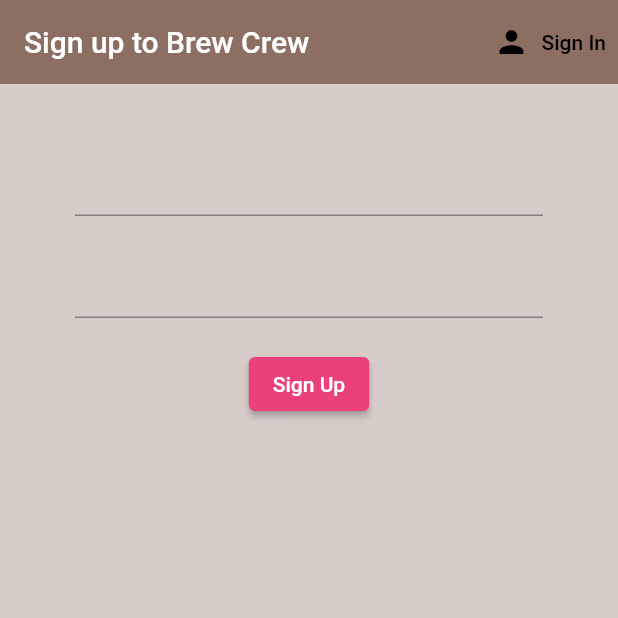
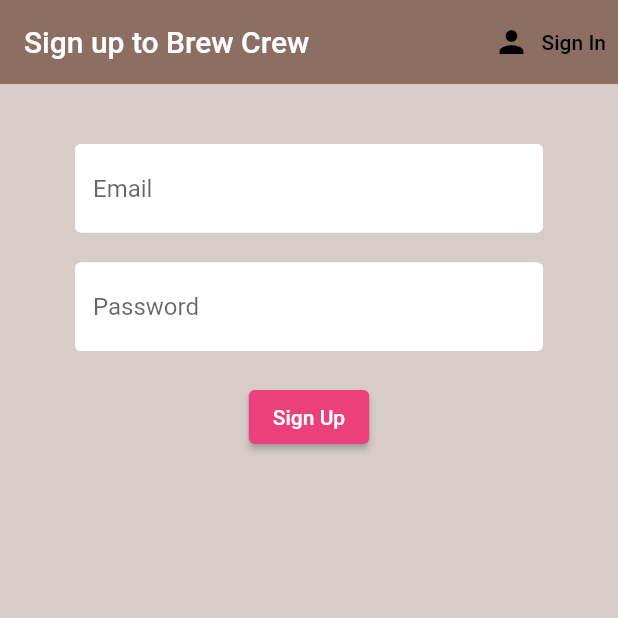
Before and after one commit to skeptickal/BrewCrew, a Flutter app: the screen it shows after launch, after a tap on "Sign In", after a tap on "Sign Up", on a phone screen of 412 x 824 dp, the top half of it. Run offline on Flutter 3.47's test engine with Material 2 defaults, Android fonts, the phone set to English and light mode, and no system bars; our stand-ins replace firebase_auth, firebase_core, flutter_spinkit; accounts and stored records are empty.

Commit message:
added loading screen

```diff
--- a/brew_crew/lib/screens/authenticate/register.dart
+++ b/brew_crew/lib/screens/authenticate/register.dart
@@ -1,4 +1,6 @@
 import 'package:brew_crew/services/auth.dart';
+import 'package:brew_crew/shared/constants.dart';
+import 'package:brew_crew/shared/loading.dart';
 import 'package:flutter/material.dart';
 
 class Register extends StatefulWidget {
@@ -13,6 +15,7 @@ class Register extends StatefulWidget {
 class _RegisterState extends State<Register> {
   final AuthService _auth = AuthService();
   final _formKey = GlobalKey<FormState>();
+  bool loading = false;
 
   //text field state
   String email = '';
@@ -21,7 +24,9 @@ class _RegisterState extends State<Register> {
 
   @override
   Widget build(BuildContext context) {
-    return Scaffold(
+    return loading
+        ? Loading()
+        : Scaffold(
             backgroundColor: Colors.brown[100],
             appBar: AppBar(
               backgroundColor: Colors.brown[400],
@@ -53,7 +58,10 @@ class _RegisterState extends State<Register> {
                   child: Column(children: [
                     const SizedBox(height: 20),
                     TextFormField(
-                validator: (value) => value!.isEmpty ? 'Enter an email' : null,
+                      validator: (value) =>
+                          value!.isEmpty ? 'Enter an email' : null,
+                      decoration:
+                          textInputDecoration.copyWith(hintText: 'Email'),
                       onChanged: (value) {
                         setState(() {
                           email = value;
@@ -62,6 +70,8 @@ class _RegisterState extends State<Register> {
                     ),
                     const SizedBox(height: 20),
                     TextFormField(
+                      decoration:
+                          textInputDecoration.copyWith(hintText: 'Password'),
                       obscureText: true,
                       validator: (value) => value!.length < 6
                           ? 'Enter a password 6+ characters long'
@@ -74,14 +84,18 @@ class _RegisterState extends State<Register> {
                     ),
                     const SizedBox(height: 20),
                     ElevatedButton(
-                style:
-                    ElevatedButton.styleFrom(backgroundColor: Colors.pink[400]),
+                      style: ElevatedButton.styleFrom(
+                          backgroundColor: Colors.pink[400]),
                       onPressed: () async {
                         if (_formKey.currentState!.validate()) {
-                    dynamic result = await _auth.registerWithEmailAndPassword(
-                        email, password);
+                          setState(() {
+                            loading = true;
+                          });
+                          dynamic result = await _auth
+                              .registerWithEmailAndPassword(email, password);
                           if (result == null) {
                             setState(() {
+                              loading = false;
                               error = 'please supply a valid email';
                             });
                           }
@@ -93,7 +107,9 @@ class _RegisterState extends State<Register> {
                       ),
                     ),
                     const SizedBox(height: 20),
-              Text(error, style: const TextStyle(color: Colors.red, fontSize: 14.0))
+                    Text(error,
+                        style:
+                            const TextStyle(color: Colors.red, fontSize: 14.0))
                   ]),
                 )),
           );
--- a/brew_crew/lib/screens/authenticate/sign_in.dart
+++ b/brew_crew/lib/screens/authenticate/sign_in.dart
@@ -1,6 +1,8 @@
 // ignore_for_file: avoid_print
 
 import 'package:brew_crew/services/auth.dart';
+import 'package:brew_crew/shared/constants.dart';
+import 'package:brew_crew/shared/loading.dart';
 import 'package:flutter/material.dart';
 
 class SignIn extends StatefulWidget {
@@ -15,6 +17,7 @@ class SignIn extends StatefulWidget {
 class _SignInState extends State<SignIn> {
   final AuthService _auth = AuthService();
   final _formKey = GlobalKey<FormState>();
+  bool loading = false;
 
   //text field state
   String email = '';
@@ -23,7 +26,9 @@ class _SignInState extends State<SignIn> {
 
   @override
   Widget build(BuildContext context) {
-    return Scaffold(
+    return loading
+        ? Loading()
+        : Scaffold(
             backgroundColor: Colors.brown[100],
             appBar: AppBar(
               backgroundColor: Colors.brown[400],
@@ -55,7 +60,10 @@ class _SignInState extends State<SignIn> {
                   child: Column(children: [
                     const SizedBox(height: 20),
                     TextFormField(
-                validator: (value) => value!.isEmpty ? 'Enter an email' : null,
+                      decoration:
+                          textInputDecoration.copyWith(hintText: 'Email'),
+                      validator: (value) =>
+                          value!.isEmpty ? 'Enter an email' : null,
                       onChanged: (value) {
                         setState(() {
                           email = value;
@@ -64,6 +72,8 @@ class _SignInState extends State<SignIn> {
                     ),
                     const SizedBox(height: 20),
                     TextFormField(
+                      decoration:
+                          textInputDecoration.copyWith(hintText: 'Password'),
                       validator: (value) => value!.length < 6
                           ? 'Enter a password 6+ characters long'
                           : null,
@@ -76,16 +86,20 @@ class _SignInState extends State<SignIn> {
                     ),
                     const SizedBox(height: 20),
                     ElevatedButton(
-                style:
-                    ElevatedButton.styleFrom(backgroundColor: Colors.pink[400]),
+                      style: ElevatedButton.styleFrom(
+                          backgroundColor: Colors.pink[400]),
                       onPressed: () async {
                         if (_formKey.currentState!.validate()) {
-                    print('valid');
-                    dynamic result =
-                        await _auth.signInWithEmailAndPassword(email, password);
+                          setState(() {
+                            loading = true;
+                          });
+                          dynamic result = await _auth
+                              .signInWithEmailAndPassword(email, password);
                           if (result == null) {
                             setState(() {
-                        error = 'could not sign in with those credentials';
+                              error =
+                                  'could not sign in with those credentials';
+                              loading = false;
                             });
                           }
                         }
@@ -97,7 +111,8 @@ class _SignInState extends State<SignIn> {
                     ),
                     const SizedBox(height: 20),
                     Text(error,
-                  style: const TextStyle(color: Colors.red, fontSize: 14.0))
+                        style:
+                            const TextStyle(color: Colors.red, fontSize: 14.0))
                   ]),
                 )),
           );
--- /dev/null
+++ b/brew_crew/lib/shared/constants.dart
@@ -0,0 +1,12 @@
+import 'package:flutter/material.dart';
+
+const textInputDecoration = InputDecoration(
+  fillColor: Colors.white,
+  filled: true,
+  enabledBorder: OutlineInputBorder(
+    borderSide: BorderSide(color: Colors.white, width: 2.0),
+  ),
+  focusedBorder: OutlineInputBorder(
+    borderSide: BorderSide(color: Colors.pink, width: 2.0),
+  ),
+);
--- a/brew_crew/pubspec.yaml
+++ b/brew_crew/pubspec.yaml
@@ -12,6 +12,7 @@ dependencies:
   firebase_core: ^2.21.0
   flutter:
     sdk: flutter
+  flutter_spinkit: ^5.2.0
   provider: ^6.0.5
 
 dev_dependencies:
```
Also changed, not shown: brew_crew/lib/shared/loading.dart (added, +18 -0 lines). Lines whose indentation alone changed are shown as unchanged.
